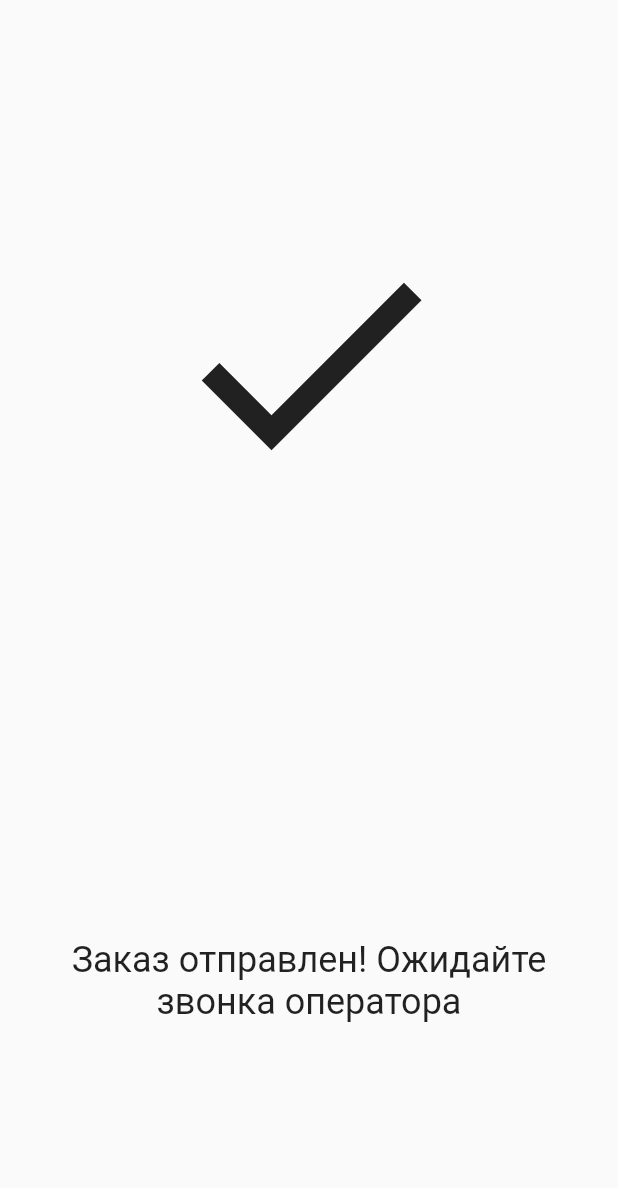
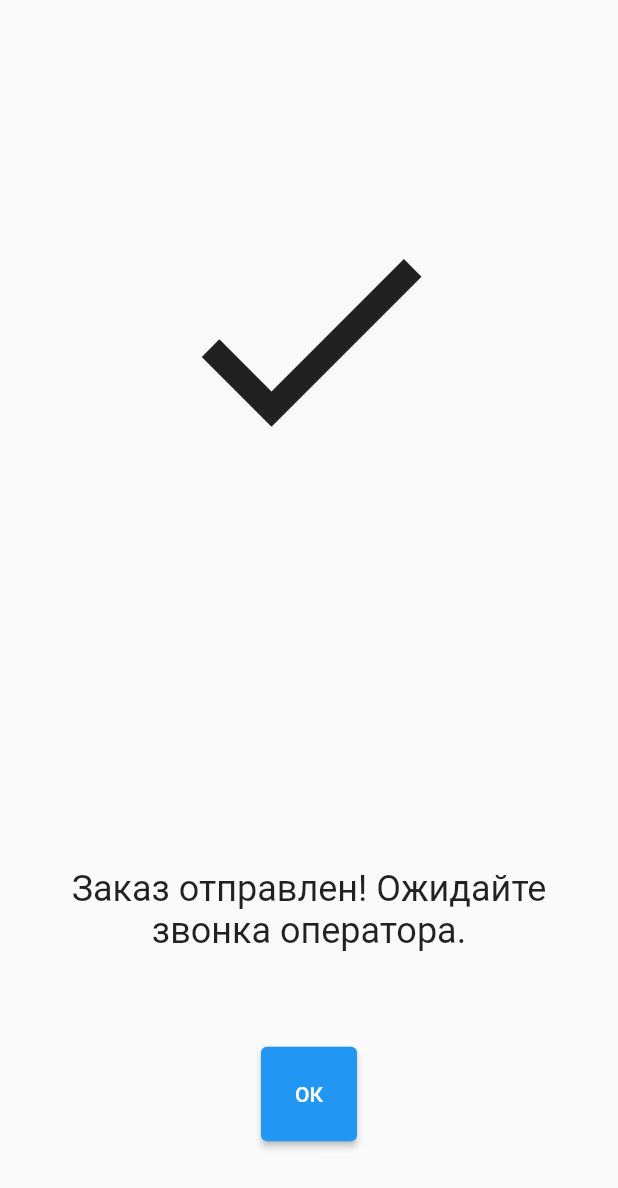
Before and after one commit to 207AndrewLosyukov/bakery_flutter_app, a Flutter app: the ReadyOrderScreen screen opened directly, on a phone screen of 412 x 824 dp. Shown: the top 1188 px of the screen. Run offline on Flutter 3.47's test engine with Material 2 defaults, Android fonts, the phone set to English and light mode, and no system bars; our stand-ins replace flutter_redux, redux, redux_thunk; missing offline and left inert: dart:ffi, dart:html; network calls fail.

```diff
--- a/lib/redux/cart_page/thunk.dart
+++ b/lib/redux/cart_page/thunk.dart
@@ -39,6 +39,19 @@ class DecreaseNumberOfProducts
     final item = items[index];
     final newItem = item.copyWith(amount: item.amount - 1);
     items[index] = newItem;
+    store.dispatch(SetCartItemsListAction(items));
+  }
+}
+
+class ClearCart
+    extends CallableThunkActionWithExtraArgument<GlobalState, Dependencies> {
+
+  ClearCart();
+
+  @override
+  call(Store<GlobalState> store, Dependencies extraArgument) {
+    final items = store.state.cartPage.items.toList();
+    items.clear();
     store.dispatch(SetCartItemsListAction(items));
   }
 }
--- a/lib/screens/main/cart_tab.dart
+++ b/lib/screens/main/cart_tab.dart
@@ -1,6 +1,8 @@
 import 'package:flutter/material.dart';
 import 'package:shop_flutter_app/components/cart/cart_items_list.dart';
 import 'package:shop_flutter_app/screens/order.dart';
+
+import '../../dependencies.dart';
 
 class CartTab extends StatelessWidget {
   const CartTab({Key? key}) : super(key: key);
@@ -29,7 +31,7 @@ class CartTab extends StatelessWidget {
                   primary: Colors.black,
                 ),
                 onPressed: () {
-                  Navigator.of(context).push(MaterialPageRoute(builder: (context) => OrderScreen()));
+                  Dependencies.instance.navigator.openOrder();
                 },
                 child: const Text('Оформить заказ'),
               ),
--- a/lib/screens/order.dart
+++ b/lib/screens/order.dart
@@ -1,5 +1,7 @@
 import 'dart:developer';
 import 'dart:ffi';
+import 'package:shop_flutter_app/dependencies.dart';
+import 'package:shop_flutter_app/screens/navigator.dart';
 
 import 'package:flutter/material.dart';
 import 'package:shop_flutter_app/screens/ready_order.dart';
@@ -131,7 +133,7 @@ class _OrderScreenState extends State<OrderScreen> {
                   // the form is invalid.
                   if (_formKey.currentState!.validate()) {
                     log(emailController.text);
-                    Navigator.of(context).push(MaterialPageRoute(builder: (context) => const ReadyOrderScreen()));
+                    Dependencies.instance.navigator.openReadyOrder();
                   }
                 },
                 child: const Text('Submit'),
--- a/lib/screens/ready_order.dart
+++ b/lib/screens/ready_order.dart
@@ -2,6 +2,7 @@ import 'dart:developer';
 import 'dart:ffi';
 
 import 'package:flutter/material.dart';
+import 'package:shop_flutter_app/dependencies.dart';
 
 class ReadyOrderScreen extends StatefulWidget {
   const ReadyOrderScreen({Key? key}) : super(key: key);
@@ -28,20 +29,6 @@ class _ReadyOrderScreenState extends State<ReadyOrderScreen> {
         return null;
       };
 
-  // String? phoneValidator(String? value) {
-  //   if (value == null || value.isEmpty) {
-  //     return "Значение не должно быть пустым";
-  //   }
-  //   return null;
-  // }
-  //
-  // String? nameValidator(String? value) {
-  //   if (value == null || value.isEmpty) {
-  //     return "Значение не должно быть пустым";
-  //   }
-  //   return null;
-  // }
-
   String? cancelError(String key) {
     setState(() {
       errors.remove(key);
@@ -61,19 +48,36 @@ class _ReadyOrderScreenState extends State<ReadyOrderScreen> {
         child: Column(
           mainAxisAlignment: MainAxisAlignment.spaceAround,
           children: [
+            const Spacer(
+              flex: 2,
+            ),
             SizedBox.fromSize(
               size: const Size.fromRadius(100),
               child: const FittedBox(
                 child: Icon(IconData(0xe156, fontFamily: 'MaterialIcons')),
               ),
             ),
+            const Spacer(
+              flex: 4,
+            ),
             const Padding(
               padding: EdgeInsets.fromLTRB(8, 0, 8, 0),
               child: Text(
-                'Заказ отправлен! Oжидайте звонка оператора',
+                'Заказ отправлен! Oжидайте звонка оператора.',
                 style: TextStyle(fontSize: 24),
                 textAlign: TextAlign.center,
               ),
+            ),
+            const Spacer(
+              flex: 1,
+            ),
+            Expanded(
+                child: ElevatedButton(
+              onPressed: () => {Dependencies.instance.navigator.pop()},
+              child: const Text("ОК"),
+            )),
+            const Spacer(
+              flex: 1,
             ),
             // IconData(0xe156, fontFamily: 'MaterialIcons'),
           ],
```
Also changed, not shown: lib/screens/navigator.dart (+16 -1 lines).
